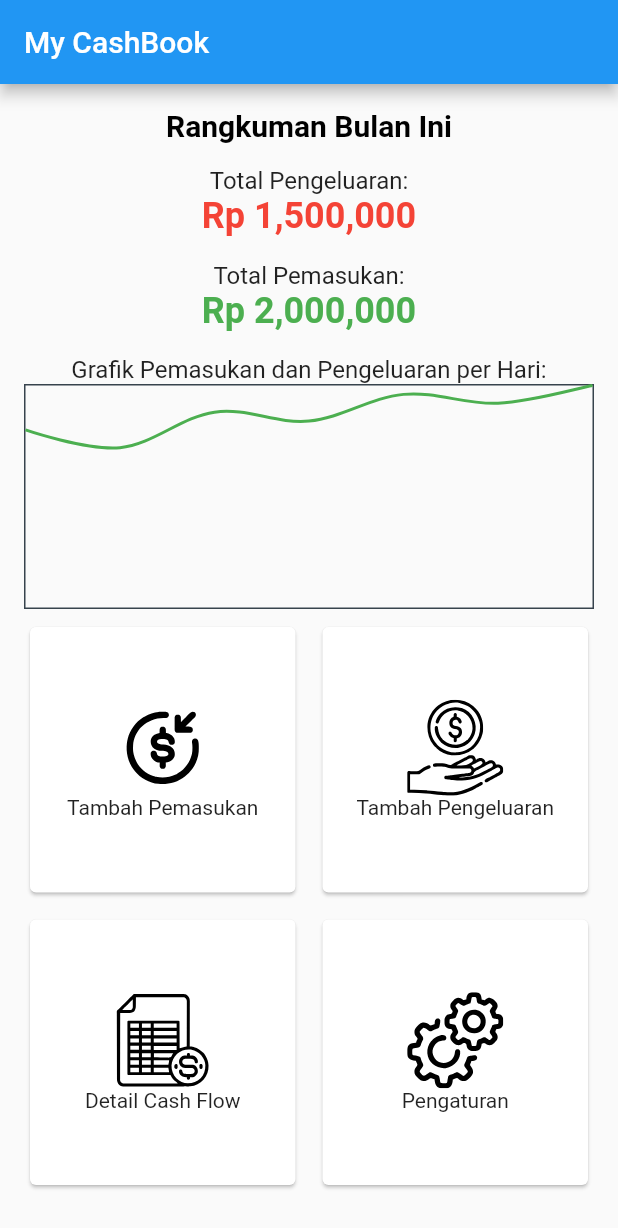
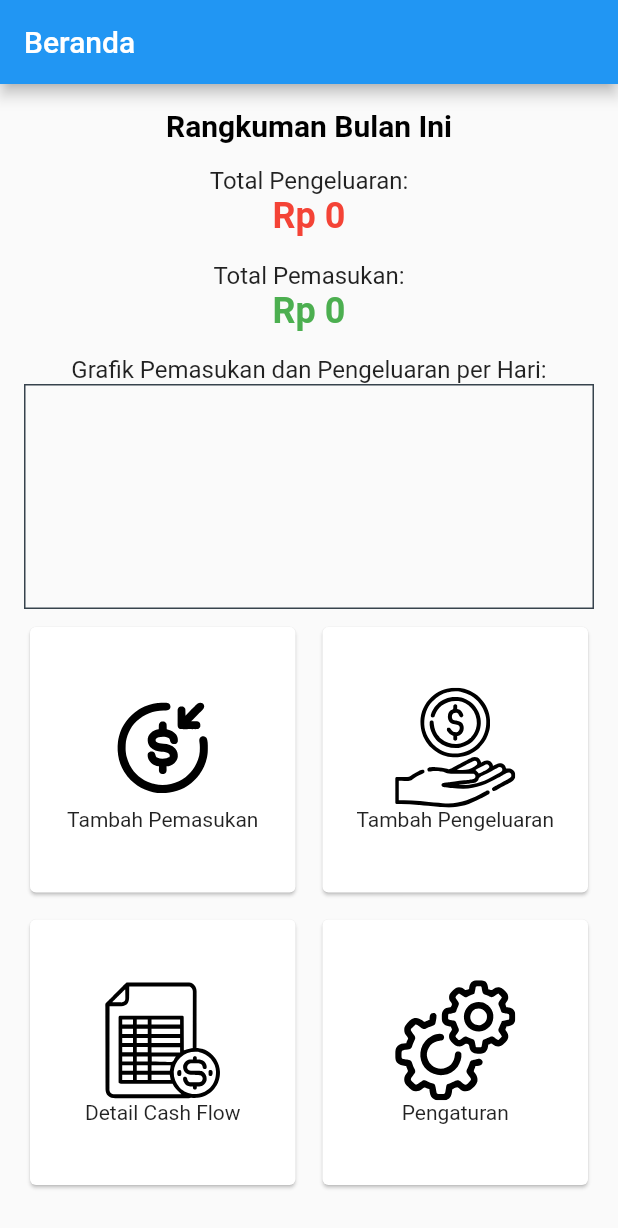
Before and after one commit to Hosnol/Aplikasi_mobile_berbasis_database, a Flutter app: the screen it shows after launch, on a phone screen of 412 x 824 dp. Shown: the top 1228 px of the screen. Run offline on Flutter 3.47's test engine with Material 2 defaults, Android fonts, the phone set to English and light mode, and no system bars; drawn by our look-alikes of fl_chart; our stand-ins replace flutter_svg.

Commit message:
halaman beranda

```diff
--- a/lib/screens/beranda.dart
+++ b/lib/screens/beranda.dart
@@ -1,6 +1,12 @@
+import 'package:aplikasi_berbasis_database/screens/DetailCashFlow.dart';
+import 'package:aplikasi_berbasis_database/screens/TambahPemasukan.dart';
+import 'package:aplikasi_berbasis_database/screens/TambahPengeluaran.dart';
+import 'package:aplikasi_berbasis_database/screens/pengaturan.dart';
 import 'package:flutter/material.dart';
 import 'package:fl_chart/fl_chart.dart';
 import 'package:flutter_svg/flutter_svg.dart';
+import 'package:aplikasi_berbasis_database/database/DatabaseHelper.dart';
+import 'package:intl/intl.dart';
 
 class beranda extends StatefulWidget {
   @override
@@ -8,13 +14,109 @@ class beranda extends StatefulWidget {
 }
 
 class _berandaState extends State<beranda> {
+  DatabaseHelper databaseHelper = DatabaseHelper.instance;
+
+  double totalPemasukan = 0.0;
+  double totalPengeluaran = 0.0;
+  List<FlSpot> pemasukanSpots = [];
+  List<FlSpot> pengeluaranSpots = [];
+
+  @override
+  void initState() {
+    super.initState();
+    _ambilTotalPemasukan();
+    _ambilTotalPengeluaran();
+  }
+
+  Future<void> _ambilTotalPemasukan() async {
+    double total = await databaseHelper.getTotalPemasukan();
+    setState(() {
+      totalPemasukan = total;
+    });
+  }
+
+  Future<void> _updateTotalPemasukan() async {
+    double total = await databaseHelper.getTotalPemasukan();
+    setState(() {
+      totalPemasukan = total;
+    });
+
+    // Ambil data pemasukan dari database
+    List<Map<String, dynamic>> pemasukan =
+        await databaseHelper.getPemasukanData();
+
+    // Update grafik pemasukan dengan data dari database
+    _updateGrafikPemasukan(pemasukan);
+  }
+
+  void _updateGrafikPemasukan(List<Map<String, dynamic>> pemasukan) async {
+    List<FlSpot> spots = [];
+    int indeks = 0; // Mulai indeks dari 0
+
+    // Loop melalui data pemasukan dan tambahkan ke spots
+    for (var data in pemasukan) {
+      double nominal = data['nominal'] as double;
+      spots.add(FlSpot(indeks.toDouble(), nominal));
+      indeks++; // Tambahkan indeks setelah menambahkan data
+    }
+
+    // Perbarui pemasukanSpots pada grafik
+    setState(() {
+      pemasukanSpots = spots;
+    });
+  }
+
+  // Mengambil total pengeluaran
+  Future<void> _ambilTotalPengeluaran() async {
+    double total = await databaseHelper.getTotalPengeluaran();
+    setState(() {
+      totalPengeluaran = total;
+    });
+  }
+
+  // Mengupdate total pengeluaran
+  Future<void> _updateTotalPengeluaran() async {
+    double total = await databaseHelper.getTotalPengeluaran();
+    setState(() {
+      totalPengeluaran = total;
+    });
+
+    // Ambil data pengeluaran dari database
+    List<Map<String, dynamic>> pengeluaran = await databaseHelper.getPengeluaranData();
+
+    // Update grafik pengeluaran dengan data dari database
+    _updateGrafikPengeluaran(pengeluaran);
+  }
+
+  // Ploting untuk grafik
+  void _updateGrafikPengeluaran(List<Map<String, dynamic>> pengeluaran) async {
+    List<FlSpot> spots = [];
+    int indeks = 0; // Mulai indeks dari 0
+
+    // Loop melalui data pengeluaran dan tambahkan ke spots
+    for (var data in pengeluaran) {
+      double nominal = data['nominal'] as double;
+      spots.add(FlSpot(indeks.toDouble(), nominal));
+      indeks++; // Tambahkan indeks setelah menambahkan data
+    }
+
+    // Perbarui pengeluaranSpots pada grafik
+    setState(() {
+      pengeluaranSpots = spots;
+    });
+  }
+
   @override
   Widget build(BuildContext context) {
+    final rupiahFormat = NumberFormat.currency(locale: 'id_ID', symbol: 'Rp ');
+    final formattedTotalPemasukan = rupiahFormat.format(totalPemasukan);
+    final formattedTotalPengeluaran = rupiahFormat.format(totalPengeluaran);
+
     return Scaffold(
       appBar: AppBar(
-        title: Text('My CashBook'),
+        title: Text('Beranda'),
       ),
-      body: Padding(
+      body: SingleChildScrollView(
         padding: EdgeInsets.all(16.0),
         child: Column(
           crossAxisAlignment: CrossAxisAlignment.center,
@@ -33,7 +135,7 @@ class _berandaState extends State<beranda> {
               style: TextStyle(fontSize: 16.0),
             ),
             Text(
-              'Rp 1,500,000', // Gantilah dengan nilai aktual
+              formattedTotalPengeluaran,
               style: TextStyle(
                 fontSize: 24.0,
                 fontWeight: FontWeight.bold,
@@ -46,7 +148,7 @@ class _berandaState extends State<beranda> {
               style: TextStyle(fontSize: 16.0),
             ),
             Text(
-              'Rp 2,000,000', // Gantilah dengan nilai aktual
+              formattedTotalPemasukan,
               style: TextStyle(
                 fontSize: 24.0,
                 fontWeight: FontWeight.bold,
@@ -72,22 +174,21 @@ class _berandaState extends State<beranda> {
                     ),
                   ),
                   minX: 0,
-                  maxX: 6, // Sesuaikan dengan jumlah data Anda
+                  maxX: pemasukanSpots.length.toDouble() - 1,
                   minY: 0,
-                  maxY: 2500000,
+                  maxY: totalPemasukan,
                   lineBarsData: [
                     LineChartBarData(
-                      spots: [
-                        FlSpot(0, 2000000),
-                        FlSpot(1, 1800000),
-                        FlSpot(2, 2200000),
-                        FlSpot(3, 2100000),
-                        FlSpot(4, 2400000),
-                        FlSpot(5, 2300000),
-                        FlSpot(6, 2500000),
-                      ],
+                      spots: pemasukanSpots,
                       isCurved: true,
                       colors: [Colors.green],
+                      dotData: FlDotData(show: false),
+                      belowBarData: BarAreaData(show: false),
+                    ),
+                    LineChartBarData(
+                      spots: pengeluaranSpots,
+                      isCurved: true,
+                      colors: [Colors.red],
                       dotData: FlDotData(show: false),
                       belowBarData: BarAreaData(show: false),
                     ),
@@ -96,95 +197,90 @@ class _berandaState extends State<beranda> {
               ),
             ),
             SizedBox(height: 8.0),
-            Expanded(
-              child: GridView.count(
+            GridView.count(
               crossAxisCount: 2,
               mainAxisSpacing: 10.0,
               crossAxisSpacing: 10.0,
+              shrinkWrap: true,
               children: [
-                  Card(
-                    child: InkWell(
+                _buildMenuCard(
+                  icon: 'assets/add_income.svg',
+                  label: 'Tambah Pemasukan',
+                  onTap: () async {
+                    // Navigasi ke halaman "Tambah Pemasukan"
+                    bool pemasukanDitambahkan = await Navigator.push(
+                        context,
+                        MaterialPageRoute(
+                          builder: (context) => TambahPemasukan(databaseHelper),
+                        ));
+                    // Jika pemasukan ditambahkan, perbarui total pemasukan
+                    if (pemasukanDitambahkan == true) {
+                      _updateTotalPemasukan();
+                    }
+                  },
+                ),
+                _buildMenuCard(
+                  icon: 'assets/add_expense.svg',
+                  label: 'Tambah Pengeluaran',
+                  onTap: () async {
+                    // Navigasi ke halaman "Tambah Pemasukan"
+                    bool pengeluaranDitambahkan = await Navigator.push(
+                        context,
+                        MaterialPageRoute(
+                          builder: (context) =>
+                              TambahPengeluaran(databaseHelper),
+                        ));
+                    // Jika pemasukan ditambahkan, perbarui total pemasukan
+                    if (pengeluaranDitambahkan == true) {
+                      _updateTotalPengeluaran();
+                    }
+                  },
+                ),
+                _buildMenuCard(
+                  icon: 'assets/cash_flow.svg',
+                  label: 'Detail Cash Flow',
                   onTap: () {
+                    // Navigasi ke halaman "Detail Cash Flow"
+                    Navigator.push(context, MaterialPageRoute(builder: (context) => DetailCashFlow()));
                   },
-                      child: Center(
-                        child: Column(
-                          mainAxisSize: MainAxisSize.min,
-                          children: [
-                            SvgPicture.asset(
-                              'assets/add_income.svg',
-                              width: 64.0,
-                              height: 64.0,
                 ),
-                            Text('Tambah Pemasukan'),
-                          ],
-                        ),
-                      ),
-                    ),
-                  ),
-                  // Menu 2 (SVG)
-                  Card(
-                    child: InkWell(
+                _buildMenuCard(
+                  icon: 'assets/settings.svg',
+                  label: 'Pengaturan',
                   onTap: () {
+                    // Navigasi ke halaman "Pengaturan"
+                    Navigator.push(context, MaterialPageRoute(builder: (context) => pengaturan()));
                   },
-                      child: Center(
-                        child: Column(
-                          mainAxisSize: MainAxisSize.min,
-                          children: [
-                            SvgPicture.asset(
-                              'assets/add_expense.svg',
-                              width: 64.0,
-                              height: 64.0,
-                            ),
-                            Text('Tambah Pengeluaran'),
-                          ],
-                        ),
-                      ),
-                    ),
-                  ),
-                  Card(
-                    child: InkWell(
-                      onTap: () {
-                      },
-                      child: Center(
-                        child: Column(
-                          mainAxisSize: MainAxisSize.min,
-                          children: [
-                            SvgPicture.asset(
-                              'assets/cash_flow.svg',
-                              width: 64.0,
-                              height: 64.0,
-                            ),
-                            Text('Detail Cash Flow'),
-                          ],
-                        ),
-                      ),
-                    ),
-                  ),
-                  Card(
-                    child: InkWell(
-                      onTap: () {
-                      },
-                      child: Center(
-                        child: Column(
-                          mainAxisSize: MainAxisSize.min,
-                          children: [
-                            SvgPicture.asset(
-                              'assets/settings.svg',
-                              width: 64.0,
-                              height: 64.0,
-                            ),
-                            Text('Pengaturan'),
-                          ],
-                        ),
-                      ),
-                    ),
                 ),
               ],
-              ),
             ),
           ],
         ),
       ),
     );
   }
+
+  Widget _buildMenuCard(
+      {required String icon,
+      required String label,
+      required VoidCallback onTap}) {
+    return Card(
+      child: InkWell(
+        onTap: onTap,
+        child: Center(
+          child: Column(
+            mainAxisSize: MainAxisSize.min,
+            children: [
+              SvgPicture.asset(
+                icon,
+                width: 80.0,
+                height: 80.0,
+              ),
+              Text(label),
+            ],
+          ),
+        ),
+      ),
+    );
   }
+}
```
Lines whose indentation alone changed are shown as unchanged.
